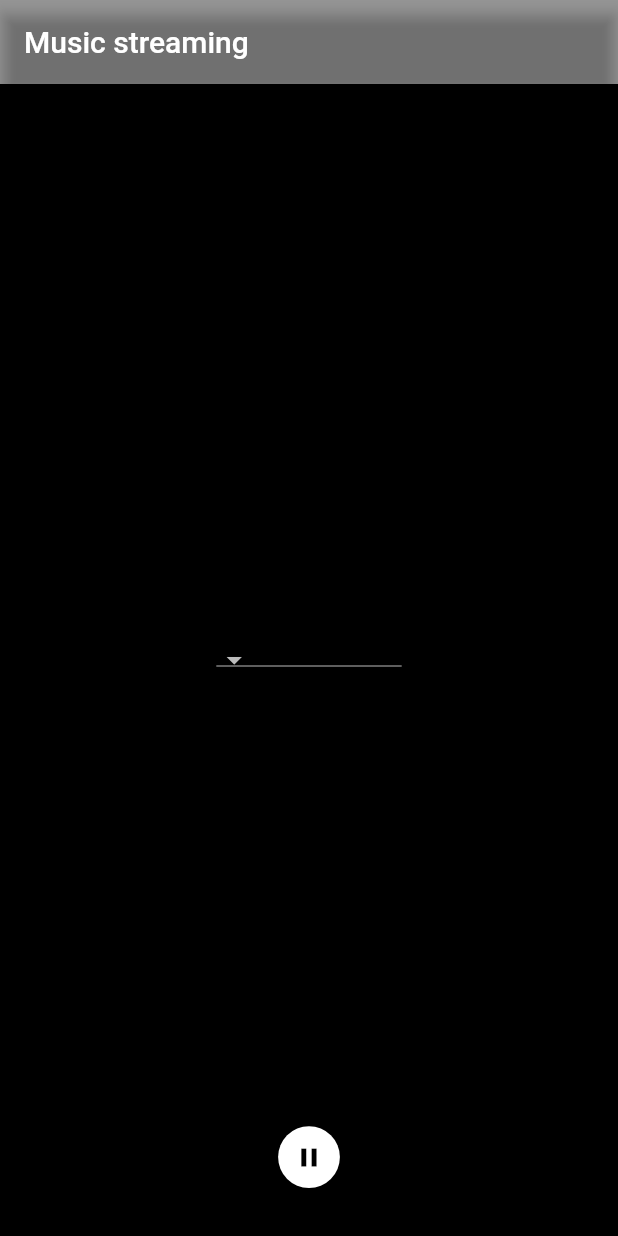
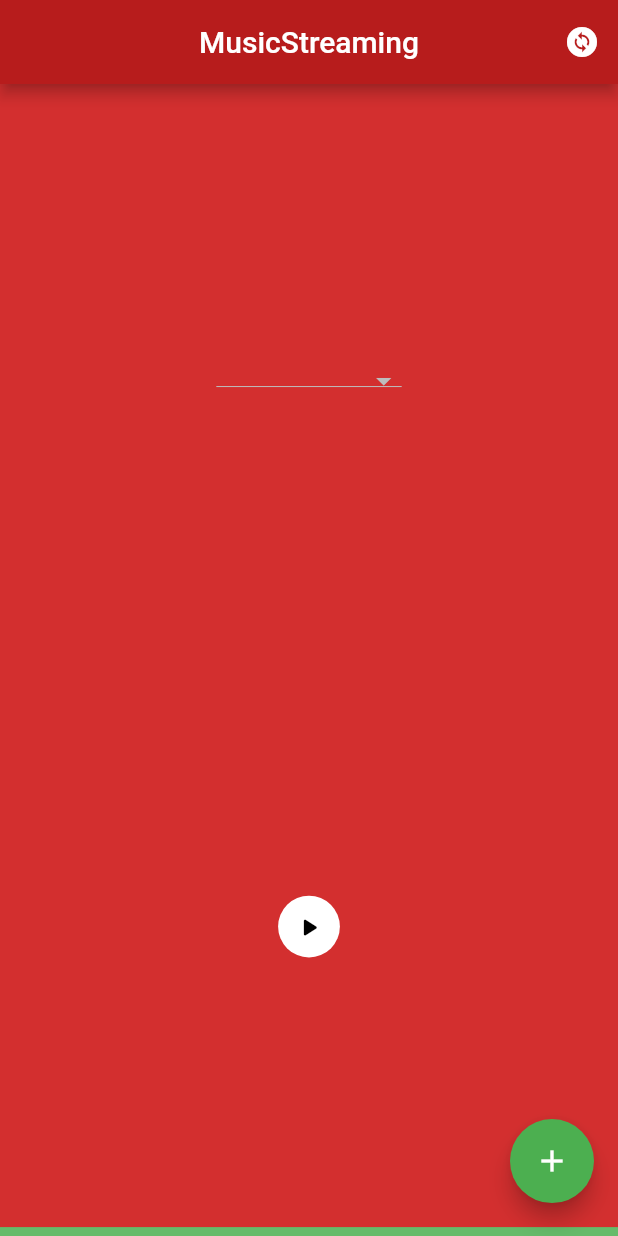
Before and after one commit to Prankiman/musicStreaming, a Flutter app: the screen it shows after launch, after a tap on the "play arrow" icon, on a phone screen of 412 x 824 dp. Run offline on Flutter 3.47's test engine with Material 2 defaults, Android fonts, the phone set to English and light mode, and no system bars; our stand-ins replace firebase_core, firebase_database; accounts and stored records are empty.

Commit message:
added themes, add station page

```diff
--- /dev/null
+++ b/lib/UI/play_button.dart
@@ -0,0 +1,68 @@
+import 'package:flutter/material.dart';
+
+class PlayButton extends StatefulWidget {
+
+
+  final isHovering = ValueNotifier(false);
+  final ValueNotifier<bool> isPlaying = ValueNotifier<bool>(false);
+     PlayButton({Key? key}) : super(key: key);
+
+  @override
+  State<PlayButton> createState() => _PlayButtonState();
+}
+
+class _PlayButtonState extends State<PlayButton> {
+  @override
+  Widget build(BuildContext context) {
+    double screenWidth = MediaQuery.of(context).size.width;
+    return  InkWell(
+        onTap: () {
+          final snackBar =  SnackBar(content: const Text("Playing Music"), backgroundColor: Colors.green.shade400, duration: const Duration(milliseconds: 600),);
+          widget.isPlaying.value = !widget.isPlaying.value;
+
+          if(widget.isPlaying.value){
+            ScaffoldMessenger.of(context).showSnackBar(snackBar);
+            debugPrint("isPlaying");
+          }
+
+        },
+        onHover: (isHovering) {
+          widget.isHovering.value = isHovering;
+          //debugPrint("hover");
+        },
+        child:  Positioned(
+          bottom: 32,
+          left: (screenWidth * 0.5) - (screenWidth * 0.1) / 2,
+          child: ValueListenableBuilder(
+            valueListenable: widget.isHovering,
+            builder: (context, value, child) {
+              return ValueListenableBuilder(
+                valueListenable: widget.isPlaying,
+                builder: (context, isPlayingValue, child) {
+                  return Container(
+                    width: screenWidth * 0.1,
+                    height: screenWidth * 0.1,
+                    decoration: BoxDecoration(
+                      color: value ? Colors.grey : Colors.white,
+                      borderRadius: BorderRadius.circular(screenWidth * 0.05),
+                    ),
+
+
+                      child: IconButton(
+                        onPressed: null,
+                        icon: Icon(
+                          isPlayingValue ? Icons.pause : Icons.play_arrow_rounded,
+                          size: screenWidth * 0.05,
+                          color: Colors.black,
+                        ),
+                      ),
+
+                  );
+                },
+              );
+            },
+          ),
+        )
+    );
+  }
+}
--- a/lib/main.dart
+++ b/lib/main.dart
@@ -2,6 +2,10 @@ import 'package:flutter/material.dart';
 import 'package:firebase_core/firebase_core.dart';
 import 'firebase_options.dart';
 import 'package:firebase_database/firebase_database.dart';
+import './UI/play_button.dart';
+
+
+
 
 List<String> stations = [];
 
@@ -10,23 +14,51 @@ Future<void> main() async {
     options: DefaultFirebaseOptions.currentPlatform,
   );
 
-  getStations();
+  //getStations();
   runApp(const MaterialApp(
     title: "My Flutter App",
-    home: MyDropdownButton(),
+    debugShowCheckedModeBanner: false,
+    home: App(),
   ));
 
 }
-// Future<void> getSelectedStation() async{
-//   final ref = FirebaseDatabase.instance.ref("currentStation");
-//   final snapshot = await ref.get();
-//   if (snapshot.exists) {
-//     selectedStation =  snapshot.value.toString();
-//     print(selectedStation);
-//   } else {
-//     print('No data available.');
-//   }
-// }
+
+
+class App extends StatefulWidget {
+   const App({Key? key}) : super(key: key);
+
+  @override
+  State<App> createState() => _AppState();
+}
+
+class _AppState extends State<App> {
+
+  int themeColorIndex = 0;
+  Color appBarColor = Colors.primaries[0].shade900;
+  Color bgColor = Colors.primaries[0].shade700;
+  Color btnColor = Colors.primaries[0].shade800;
+
+  String? _selectedStation = "station1";
+  List<String> _stations = [];
+
+  void getStations() async{
+    DatabaseReference stationsRef =
+    FirebaseDatabase.instance.ref('stations');
+    stationsRef.onValue.listen((DatabaseEvent event) {
+      final data = event.snapshot.children;
+      List<String> st = [];
+      for (DataSnapshot s in data){
+        st.add(s.key.toString());
+      }
+
+      setState(() {
+        _stations = st;
+      });
+
+
+    });
+  }
+
   void changeStation(data) async {
 
     DatabaseReference ref = FirebaseDatabase.instance.ref("/");
@@ -35,54 +67,60 @@ void changeStation(data) async {
     debugPrint(data);
   }
 
-void getStations() async{
-  DatabaseReference stationsRef =
-  FirebaseDatabase.instance.ref('stations');
-  stationsRef.onValue.listen((DatabaseEvent event) {
-    final data = event.snapshot.children;
-    for (DataSnapshot s in data){
-      stations.add(s.key.toString());
+  @override
+  Widget build(BuildContext context) {
+    if(_stations.isEmpty){
+      getStations();
     }
+    debugPrint("build");
+    double screenWidth = MediaQuery.of(context).size.width;
+    return Scaffold(
+      appBar:  AppBar(
+        title: const Text("MusicStreaming"),
+        centerTitle: true,
+        backgroundColor:appBarColor ,
+        actions:  <Widget>[
+          IconButton(onPressed: (){
 
-    // for(var i=0; i<stations.length; i++){
-    //   print(stations[i]);
-    // }
+            setState(() {
+              themeColorIndex++;
+              if(themeColorIndex >= Colors.primaries.length){themeColorIndex = 0;}
+
+              appBarColor = Colors.primaries[themeColorIndex].shade900;
+              bgColor = Colors.primaries[themeColorIndex].shade700;
+              Color btnColor = Colors.primaries[themeColorIndex].shade800;
             });
-}
 
+          }, icon: const Icon(Icons.change_circle)),
 
-class MyDropdownButton extends StatefulWidget {
-  const MyDropdownButton({super.key});
+        ],
+      ),
+      floatingActionButton: FloatingActionButton(
+        onPressed: () {
+          Navigator.push(
+            context,
+            MaterialPageRoute(builder: (context) =>  SecondRoute(appBarColor: appBarColor, bgColor: bgColor,)),
 
-  @override
-  _MyDropdownButtonState createState() => _MyDropdownButtonState();
-}
+          );
+        },
+        backgroundColor: Colors.green,
+        child: const Icon(Icons.add),
+      ),
 
-class _MyDropdownButtonState extends State<MyDropdownButton> {
-  String? _selectedStation = "station1";
-  final List<String> _stations = stations;
-  final isHovering = ValueNotifier(false);
-  ValueNotifier<bool> isPlaying = ValueNotifier<bool>(false);
+      backgroundColor: bgColor,
+      body: Container(
+          alignment: Alignment.center,
 
-
-  @override
-  Widget build(BuildContext context)  {
-    // Get the screen width
-    double screenWidth = MediaQuery.of(context).size.width;
-
-    return Scaffold(
-      appBar: AppBar(
-        backgroundColor: Colors.black38,
-        title: const Text("Music streaming"),
-      ),
-      body: Material(
-        color: Colors.black,
-        child: Stack(
+        padding: const EdgeInsets.all(20),
+        child: Column(
+          mainAxisAlignment: MainAxisAlignment.spaceAround,
           children: [
             Center(
               child:  SizedBox(
                 width: screenWidth * 0.3,
                 child: DropdownButton<String>(
+                  isExpanded: true,
+                  borderRadius: BorderRadius.circular(8),
                   value: _selectedStation,
                   dropdownColor: Colors.white,
                   style: const TextStyle(
@@ -91,10 +129,13 @@ class _MyDropdownButtonState extends State<MyDropdownButton> {
                   items: _stations.map((String station) {
                     return DropdownMenuItem<String>(
                       value: station,
+                      child: Padding(
+                        padding: const EdgeInsets.all(5.0),
                         child: Text(
                           station,
                           style: const  TextStyle(
-                          color: Colors.amber,
+                            color: Colors.black,
+                          ),
                         ),
                       ),
                     );
@@ -108,47 +149,9 @@ class _MyDropdownButtonState extends State<MyDropdownButton> {
                 ),
               ),
             ),
-            Positioned(
-              bottom: 32,
-              left: (screenWidth * 0.5) - (screenWidth * 0.1) / 2,
-              child: ValueListenableBuilder(
-                valueListenable: isHovering,
-                builder: (context, value, child) {
-                  return ValueListenableBuilder(
-                    valueListenable: isPlaying,
-                    builder: (context, isPlayingValue, child) {
-                      return Container(
-                        width: screenWidth * 0.1,
-                        height: screenWidth * 0.1,
-                        decoration: BoxDecoration(
-                          color: value ? Colors.grey : Colors.white,
-                          borderRadius: BorderRadius.circular(screenWidth * 0.05),
+             Center(
+              child:  PlayButton()
             ),
-                        child: InkWell(
-                          onHover: (isHovering) {
-                            this.isHovering.value = isHovering;
-                            //debugPrint("hover");
-                          },
-                          onTap: () {
-                            //debugPrint("tapped");
-                            isPlaying.value = !isPlaying.value;
-                            debugPrint("$isPlaying");
-                          },
-                          child: IconButton(
-                            onPressed: null,
-                            icon: Icon(
-                              isPlayingValue ? Icons.pause : Icons.play_arrow_rounded,
-                              size: screenWidth * 0.05,
-                              color: Colors.black,
-                            ),
-                          ),
-                        ),
-                      );
-                    },
-                  );
-                },
-              ),
-            )
 
           ],
         ),
@@ -156,3 +159,113 @@ class _MyDropdownButtonState extends State<MyDropdownButton> {
     );
   }
 }
+
+class SecondRoute extends StatefulWidget {
+
+  SecondRoute({Key? key, required this.appBarColor, required this.bgColor}) : super(key: key);
+
+  final Color appBarColor;
+  final Color bgColor;
+  @override
+  State<SecondRoute> createState() => _SecondRouteState();
+}
+
+class _SecondRouteState extends State<SecondRoute> {
+
+  final _nameController = TextEditingController();
+  final _urlController = TextEditingController();/// create a TextEditingController instance
+  String _url = '';
+  String _stationName = ''; // initialize a variable to hold the text value
+
+  @override
+  void dispose() {
+    _nameController.dispose();
+    _urlController.dispose();// dispose the TextEditingController instance
+    super.dispose();
+  }
+
+
+  @override
+  Widget build(BuildContext context) {
+
+    double screenWidth = MediaQuery.of(context).size.width;
+    return  Scaffold(
+      appBar: AppBar(
+        title: const Text('Add Station'),
+        centerTitle: true,
+        backgroundColor: widget.appBarColor,
+      ),
+      body: Container(
+        color: widget.bgColor,
+        child: Center(
+          child: Column(
+            mainAxisAlignment: MainAxisAlignment.center,
+            children: [
+              SizedBox(
+                width: screenWidth/2,
+                child: Padding(
+                  padding: const EdgeInsets.symmetric(horizontal: 8, vertical: 16),
+                  child: TextField(
+                    controller: _nameController, // set the TextEditingController instance
+                    onChanged: (value) {
+                      setState(() {
+                        _stationName = value;
+                      });
+                    },
+                    style: TextStyle(color: Colors.white),
+                    decoration:  InputDecoration(
+                      fillColor: widget.appBarColor,
+                      filled: true,
+                      border: UnderlineInputBorder(),
+                      labelText: 'Enter station name',
+                        labelStyle: TextStyle(color:Colors.white),
+                        focusedBorder: UnderlineInputBorder(
+                    borderSide: BorderSide(color: Colors.white), // set the focused underline color
+                  ),
+                    ),
+                  ),
+                ),
+              ),
+              SizedBox(
+                width: screenWidth/2,
+                child: Padding(
+                  padding: const EdgeInsets.symmetric(horizontal: 8, vertical: 16),
+                  child: TextField(
+                    controller: _urlController, // set the TextEditingController instance
+                    onChanged: (value) {
+                      setState(() {
+                        _url = value;
+                        debugPrint(_url);
+                      });
+                    },
+                    style: TextStyle(color: Colors.white),
+                    decoration:  InputDecoration(
+                      fillColor: widget.appBarColor,
+                      filled: true,
+                      border: const UnderlineInputBorder(),
+                      labelText: 'Enter URL',
+                      labelStyle: TextStyle(color:Colors.white),
+                      focusedBorder: UnderlineInputBorder(
+                        borderSide: BorderSide(color: Colors.white), // set the focused underline color
+                      ),
+                    ),
+                  ),
+                ),
+              ),
+
+              ElevatedButton(
+                onPressed: () {
+                  Navigator.pop(context);
+                },
+                style: ButtonStyle(
+                  backgroundColor: MaterialStateProperty.all<Color>(Colors.green),
+                ),
+                child: const Text('Add'),
+              ),
+            ],
+          ),
+        ),
+      ),
+    );
+  }
+}
```
Also changed, not shown: lib/UI/my_dropdown.dart (added, +51 -0 lines), 1 other file. Lines whose indentation alone changed are shown as unchanged.
